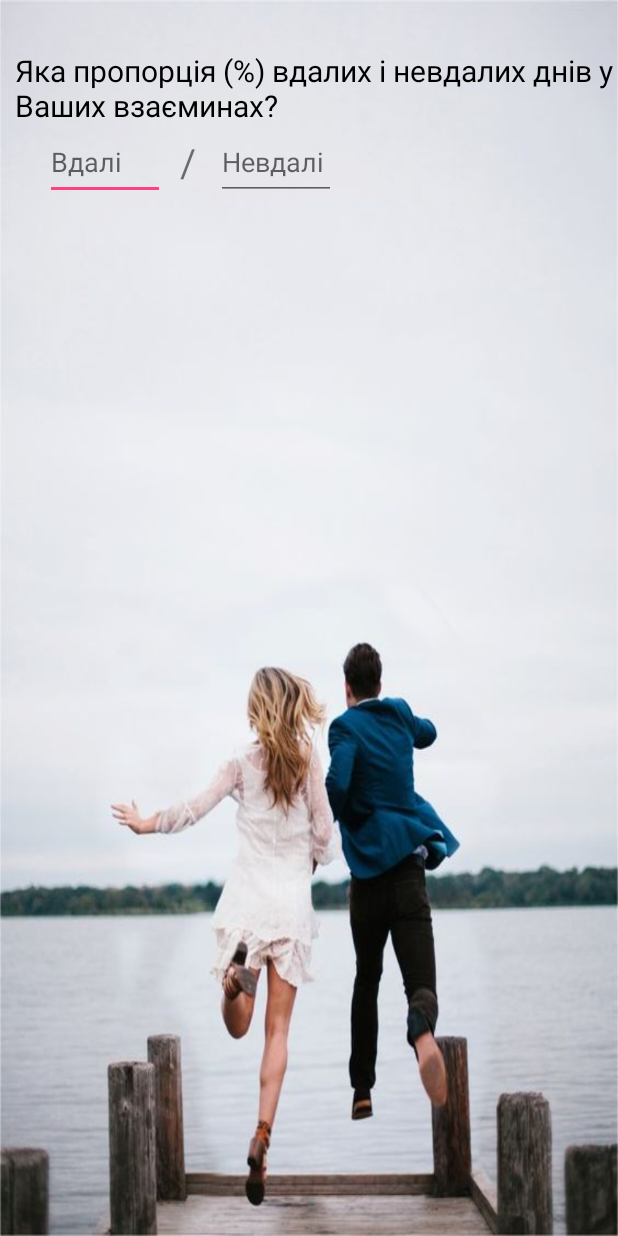
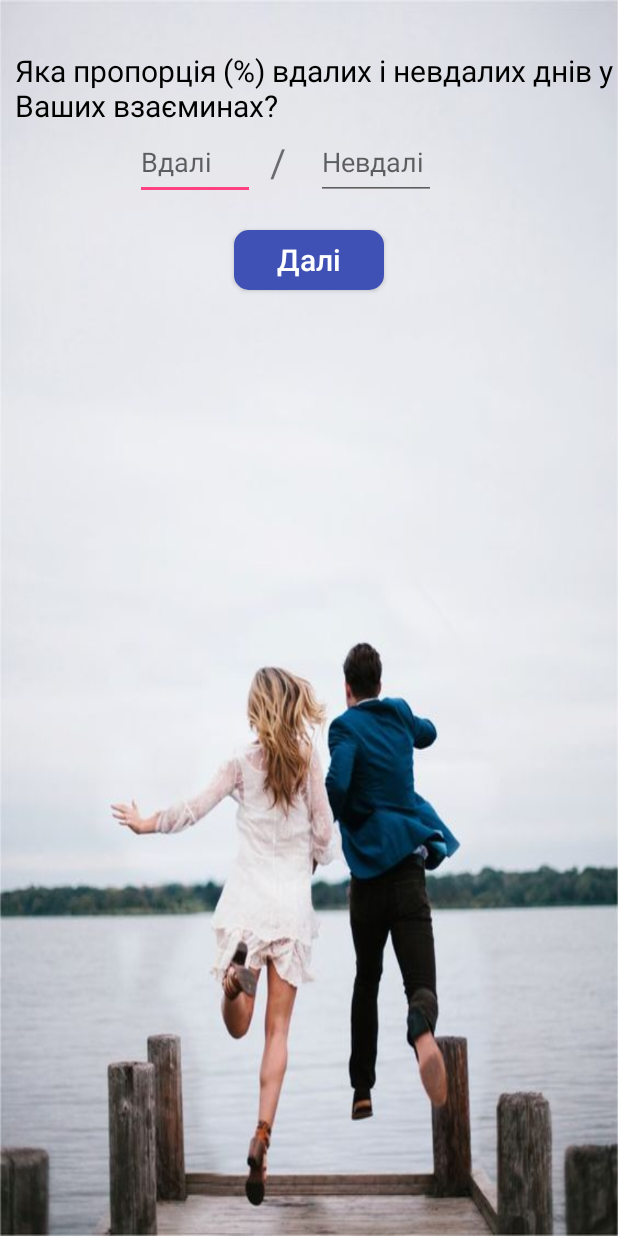
Before and after one commit to mykolamatsiakh/SPE, an Android app: the layout first_question.xml on its own in the app's theme, with its tools: preview values and no code run, on a phone screen of 412 x 824 dp. Run offline under Robolectric (Android 15) with nearby library versions, the phone set to English and light mode, and no system bars.

Commit message:
[+] add buttons to all activities [+] add java classes for all layouts

```diff
--- a/app/src/main/AndroidManifest.xml
+++ b/app/src/main/AndroidManifest.xml
@@ -1,6 +1,9 @@
 <?xml version="1.0" encoding="utf-8"?>
 <manifest xmlns:android="http://schemas.android.com/apk/res/android"
     package="com.example.mykola.spe">
+    <uses-permission android:name="android.permission.GET_ACCOUNTS" />
+    <uses-permission android:name="android.permission.INTERNET" />
+    <uses-permission android:name="android.permission.USE_CREDENTIALS" />
 
     <application
         android:allowBackup="true"
--- a/app/src/main/java/com/example/mykola/spe/FirstQuestionActivity.java
+++ b/app/src/main/java/com/example/mykola/spe/FirstQuestionActivity.java
@@ -13,5 +13,9 @@ import android.view.ViewGroup;
  */
 
 public class FirstQuestionActivity extends AppCompatActivity {
-
+    @Override
+    protected void onCreate(Bundle savedInstanceState) {
+        super.onCreate(savedInstanceState);
+        setContentView(R.layout.first_question);
+    }
 }
--- /dev/null
+++ b/app/src/main/res/drawable/next_button.xml
@@ -0,0 +1,9 @@
+<?xml version="1.0" encoding="utf-8"?>
+<selector xmlns:android="http://schemas.android.com/apk/res/android">
+    <item>
+        <shape android:shape="rectangle">
+            <solid android:color="@color/colorPrimary"/>
+            <corners android:radius="10dp"/>
+        </shape>
+    </item>
+</selector>
--- a/app/src/main/res/layout/first_question.xml
+++ b/app/src/main/res/layout/first_question.xml
@@ -25,9 +25,9 @@
         android:layout_height="50dp"
         android:inputType="number"
         android:hint="@string/succesfull"
-        android:layout_marginLeft="30dp"
+        android:layout_marginLeft="80dp"
         android:layout_below="@+id/textView"
-        android:layout_alignParentStart="true" />
+        android:layout_alignStart="@+id/textView" />
 
     <TextView
         android:id="@+id/textView2"
@@ -35,17 +35,30 @@
         android:layout_height="wrap_content"
         android:text="/"
         android:textSize="26sp"
-        android:layout_marginLeft="120dp"
+        android:layout_marginLeft="180dp"
         android:layout_marginTop="90dp"
         />
     <EditText
         android:layout_width="80dp"
         android:layout_height="50dp"
         android:id="@+id/editText"
-        android:layout_marginStart="34dp"
+        android:layout_marginStart="20dp"
+        android:hint="@string/unsuccessful"
         android:layout_below="@+id/textView"
-        android:hint="@string/unsuccessful"
-        android:layout_toEndOf="@+id/first_question" />
+        android:layout_toEndOf="@+id/textView2" />
+
+    <Button
+        android:id="@+id/next_button1"
+        android:layout_width="100dp"
+        android:layout_height="40dp"
+        android:text="@string/next_button"
+        android:textSize="20sp"
+        android:layout_below="@+id/first_question"
+        android:layout_centerHorizontal="true"
+        android:layout_marginTop="20dp"
+        android:textAllCaps="false"
+        android:textColor="@color/colorWhite"
+        android:background="@drawable/next_button"/>
 
 
 </RelativeLayout>
--- a/app/src/main/res/values/strings.xml
+++ b/app/src/main/res/values/strings.xml
@@ -62,5 +62,7 @@
     <!-- Server Client ID.  This should be a valid Web OAuth 2.0 Client ID obtained
          from https://console.developers.google.com/ -->
     <string name="server_client_id">YOUR_SERVER_CLIENT_ID</string>
+    <string name="fifth_question">Який місячний бюджет Ви готові виділити?</string>
+    <string name="next_button">Далі</string>
 
 </resources>
```
Also changed, not shown: app/src/main/java/com/example/mykola/spe/FifthQuestionActivity.java (added, +16 -0 lines), app/src/main/java/com/example/mykola/spe/FourthQuestionActivity.java (added, +16 -0 lines), app/src/main/java/com/example/mykola/spe/SecondQuestionActivity.java (+5 -2 lines), app/src/main/java/com/example/mykola/spe/SignInActivity.java (+41 -1 lines), app/src/main/java/com/example/mykola/spe/ThirdQuestionActivity.java (added, +16 -0 lines), app/src/main/res/layout/fifth_question.xml (+31 -1 lines), app/src/main/res/layout/fourth_question.xml (+12 -0 lines), app/src/main/res/layout/second_question.xml (+16 -3 lines), app/src/main/res/layout/third_question.xml (+11 -0 lines).
